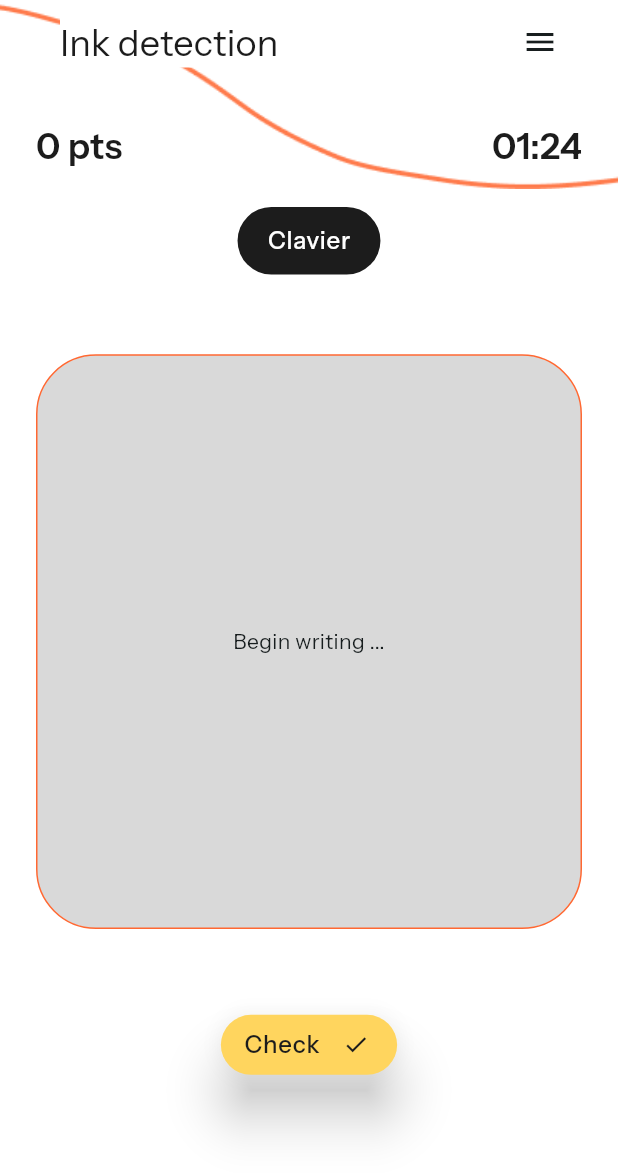
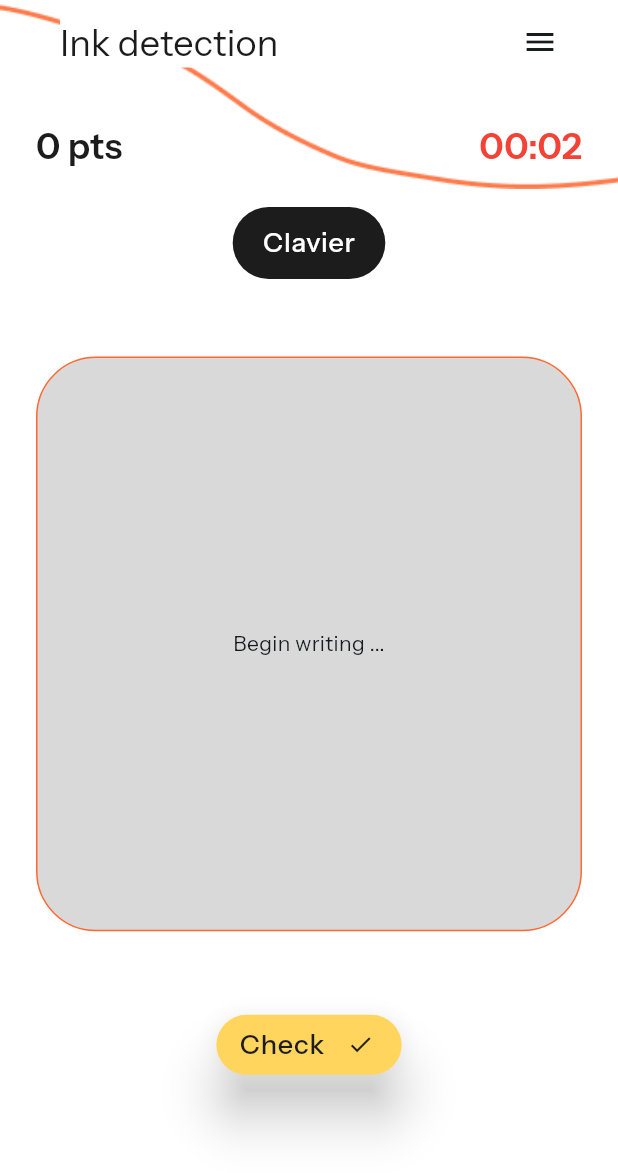
Before and after one commit to Schtroumphy/liam_game, a Flutter app: the GameScreen screen opened directly, after a tap on "Check", on a phone screen of 412 x 824 dp. Shown: the top 1173 px of the screen. Run offline on Flutter 3.47's test engine with Material 3 defaults, Android fonts, the light colour scheme and no system bars.

Commit message:
:lipstick: Add end game screen & timer in game screen

```diff
--- /dev/null
+++ b/lib/core/extensions/int_extension.dart
@@ -0,0 +1,6 @@
+import 'package:flutter/material.dart';
+import 'package:liam_game/widgets/app_flex.dart';
+
+extension IntExtension on int {
+  Widget get flex => AppFlex(this);
+}
--- a/lib/pages/game/game_screen.dart
+++ b/lib/pages/game/game_screen.dart
@@ -1,12 +1,15 @@
 import 'package:flutter/material.dart';
-import 'package:liam_game/core/extensions/build_context_extension.dart';
-import 'package:liam_game/core/extensions/num_extension.dart';
+import 'package:liam_game/core/extensions/int_extension.dart';
 import 'package:liam_game/core/extensions/string_extensions.dart';
+import 'package:liam_game/pages/game/widgets/game_header.dart';
+import 'package:liam_game/pages/game/widgets/ink_panel.dart';
+import 'package:liam_game/pages/game/widgets/rounded_colored_text.dart';
 import 'package:liam_game/pages/home/widgets/home_header.dart';
 import 'package:liam_game/theme/colors.dart';
 import 'package:liam_game/widgets/app_padding.dart';
-import 'package:liam_game/widgets/app_text.dart';
 import 'package:liam_game/widgets/button_icon.dart';
+
+import 'widgets/message_box.dart';
 
 class GameScreen extends StatelessWidget {
   const GameScreen({super.key});
@@ -19,9 +22,9 @@ class GameScreen extends StatelessWidget {
       appBar: AppBar(
         backgroundColor: Colors.transparent,
         automaticallyImplyLeading: false,
-        title: const SafeArea(
+        title: SafeArea(
           child: AppHeader(
-            title: 'Ink detection',
+            title: 'Ink detection'.hardcoded,
             icon: Icons.menu,
           ),
         ),
@@ -68,111 +71,3 @@ class GameScreen extends StatelessWidget {
     );
   }
 }
-
-extension IntExtension on int {
-  Widget get flex => AppFlex(this);
-}
-
-class AppFlex extends StatelessWidget {
-  const AppFlex(this.flex, {super.key});
-
-  final int flex;
-
-  @override
-  Widget build(BuildContext context) {
-    return Spacer(flex: flex);
-  }
-}
-
-class GameHeader extends StatelessWidget {
-  const GameHeader({super.key});
-
-  @override
-  Widget build(BuildContext context) {
-    return AppPadding(
-      child: Row(
-        mainAxisAlignment: MainAxisAlignment.spaceBetween,
-        children: [
-          AppText(
-            '0 pts'.hardcoded,
-            style: context.textTheme.labelLarge?.copyWith(
-              color: AppColors.primaryBlack,
-            ),
-          ),
-          AppText(
-            '01:24'.hardcoded,
-            style: context.textTheme.labelLarge?.copyWith(
-              color: AppColors.primaryBlack,
-            ),
-          )
-        ],
-      ),
-    );
-  }
-}
-
-class RoundedColoredText extends StatelessWidget {
-  const RoundedColoredText({super.key});
-
-  @override
-  Widget build(BuildContext context) {
-    return Container(
-      padding: const EdgeInsets.symmetric(horizontal: 20, vertical: 12),
-      decoration: BoxDecoration(
-        color: AppColors.primaryBlack,
-        borderRadius: BorderRadius.circular(40),
-        //shape: RoundedRectangleBorder
-      ),
-      child: Text(
-        "Clavier".hardcoded,
-        style: context.textTheme.labelMedium,
-      ),
-    );
-  }
-}
-
-class InkPanel extends StatelessWidget {
-  const InkPanel({super.key});
-
-  @override
-  Widget build(BuildContext context) {
-    return Container(
-      padding: const EdgeInsets.all(16),
-      decoration: BoxDecoration(
-        color: AppColors.grey,
-        borderRadius: BorderRadius.circular(40),
-        border: Border.all(color: AppColors.orange),
-      ),
-      child: Center(child: Text("Begin writing ...".hardcoded)),
-    );
-  }
-}
-
-class MessageBox extends StatelessWidget {
-  const MessageBox(this.message, {super.key, this.displayed});
-
-  final String message;
-  final bool? displayed;
-
-  @override
-  Widget build(BuildContext context) {
-    final size = MediaQuery.sizeOf(context);
-    return Opacity(
-      opacity: displayed ?? false ? 1 : 0,
-      child: AnimatedContainer(
-        width: size.width * 0.7,
-        padding: const EdgeInsets.symmetric(horizontal: 12, vertical: 12),
-        alignment: Alignment.center,
-        decoration: BoxDecoration(
-          color: AppColors.lightOrange,
-          borderRadius: BorderRadius.circular(30),
-        ),
-        duration: 2.seconds,
-        child: Text(
-          message,
-          style: context.textTheme.labelMedium?.copyWith(fontWeight: FontWeight.bold),
-        ),
-      ),
-    );
-  }
-}
--- /dev/null
+++ b/lib/pages/game/widgets/game_header.dart
@@ -0,0 +1,100 @@
+import 'dart:async';
+
+import 'package:flutter/material.dart';
+import 'package:liam_game/core/extensions/build_context_extension.dart';
+import 'package:liam_game/core/extensions/num_extension.dart';
+import 'package:liam_game/core/extensions/string_extensions.dart';
+import 'package:liam_game/pages/game/end_game_screen.dart';
+import 'package:liam_game/theme/colors.dart';
+import 'package:liam_game/widgets/app_padding.dart';
+import 'package:liam_game/widgets/app_text.dart';
+
+class GameHeader extends StatelessWidget {
+  const GameHeader({super.key, this.gameDuration});
+
+  final Duration? gameDuration;
+
+  @override
+  Widget build(BuildContext context) {
+    return AppPadding(
+      child: Row(
+        mainAxisAlignment: MainAxisAlignment.spaceBetween,
+        children: [
+          AppText(
+            '0 pts'.hardcoded,
+            style: context.textTheme.labelLarge?.copyWith(
+              color: AppColors.primaryBlack,
+            ),
+          ),
+          TimeText(
+            duration: gameDuration ?? 5.seconds,
+            onFinished: () => _goToEndGamePage(context),
+          ),
+        ],
+      ),
+    );
+  }
+
+  _goToEndGamePage(BuildContext context) {
+    Navigator.of(context).push(MaterialPageRoute(
+      builder: (_) => const EndGameScreen(),
+    ));
+  }
+}
+
+class TimeText extends StatefulWidget {
+  const TimeText({super.key, required this.duration, this.onFinished});
+
+  final Duration duration;
+  final VoidCallback? onFinished;
+
+  @override
+  State<TimeText> createState() => _TimeTextState();
+}
+
+class _TimeTextState extends State<TimeText> {
+  late Duration _duration;
+  late Timer _timer;
+
+  void countDown(Timer timer) {
+    setState(() {
+      if (_duration.inSeconds > 0) {
+        _duration = _duration - const Duration(seconds: 1);
+      } else {
+        _timer.cancel();
+        widget.onFinished?.call();
+      }
+    });
+  }
+
+  @override
+  void initState() {
+    super.initState();
+
+    _duration = widget.duration;
+    _timer = Timer.periodic(1.seconds, countDown);
+  }
+
+  @override
+  void dispose() {
+    _timer.cancel();
+    super.dispose();
+  }
+
+  String _printDuration(Duration duration) {
+    String twoDigits(int n) => n.toString().padLeft(2, '0');
+    String twoDigitMinutes = twoDigits(duration.inMinutes.remainder(60).abs());
+    String twoDigitSeconds = twoDigits(duration.inSeconds.remainder(60).abs());
+    return "$twoDigitMinutes:$twoDigitSeconds";
+  }
+
+  @override
+  Widget build(BuildContext context) {
+    return Text(
+      _printDuration(_duration),
+      style: context.textTheme.labelLarge?.copyWith(
+        color: _duration.inSeconds < 10 ? Colors.red : AppColors.primaryBlack,
+      ),
+    );
+  }
+}
--- /dev/null
+++ b/lib/pages/game/widgets/ink_panel.dart
@@ -0,0 +1,20 @@
+import 'package:flutter/material.dart';
+import 'package:liam_game/core/extensions/string_extensions.dart';
+import 'package:liam_game/theme/colors.dart';
+
+class InkPanel extends StatelessWidget {
+  const InkPanel({super.key});
+
+  @override
+  Widget build(BuildContext context) {
+    return Container(
+      padding: const EdgeInsets.all(16),
+      decoration: BoxDecoration(
+        color: AppColors.grey,
+        borderRadius: BorderRadius.circular(40),
+        border: Border.all(color: AppColors.orange),
+      ),
+      child: Center(child: Text("Begin writing ...".hardcoded)),
+    );
+  }
+}
--- /dev/null
+++ b/lib/pages/game/widgets/message_box.dart
@@ -0,0 +1,33 @@
+import 'package:flutter/material.dart';
+import 'package:liam_game/core/extensions/build_context_extension.dart';
+import 'package:liam_game/core/extensions/num_extension.dart';
+import 'package:liam_game/theme/colors.dart';
+
+class MessageBox extends StatelessWidget {
+  const MessageBox(this.message, {super.key, this.displayed});
+
+  final String message;
+  final bool? displayed;
+
+  @override
+  Widget build(BuildContext context) {
+    final size = MediaQuery.sizeOf(context);
+    return Opacity(
+      opacity: displayed ?? false ? 1 : 0,
+      child: AnimatedContainer(
+        width: size.width * 0.7,
+        padding: const EdgeInsets.symmetric(horizontal: 12, vertical: 12),
+        alignment: Alignment.center,
+        decoration: BoxDecoration(
+          color: AppColors.lightOrange,
+          borderRadius: BorderRadius.circular(30),
+        ),
+        duration: 2.seconds,
+        child: Text(
+          message,
+          style: context.textTheme.labelMedium?.copyWith(fontWeight: FontWeight.bold),
+        ),
+      ),
+    );
+  }
+}
--- /dev/null
+++ b/lib/pages/game/widgets/rounded_colored_text.dart
@@ -0,0 +1,24 @@
+import 'package:flutter/material.dart';
+import 'package:liam_game/core/extensions/build_context_extension.dart';
+import 'package:liam_game/core/extensions/string_extensions.dart';
+import 'package:liam_game/theme/colors.dart';
+
+class RoundedColoredText extends StatelessWidget {
+  const RoundedColoredText({super.key});
+
+  @override
+  Widget build(BuildContext context) {
+    return Container(
+      padding: const EdgeInsets.symmetric(horizontal: 20, vertical: 12),
+      decoration: BoxDecoration(
+        color: AppColors.primaryBlack,
+        borderRadius: BorderRadius.circular(40),
+        //shape: RoundedRectangleBorder
+      ),
+      child: Text(
+        "Clavier".hardcoded,
+        style: context.textTheme.labelMedium,
+      ),
+    );
+  }
+}
--- a/lib/theme/theme.dart
+++ b/lib/theme/theme.dart
@@ -23,7 +23,7 @@ final themeData = ThemeData(
         fontWeight: FontWeight.w600,
       ),
       labelMedium: TextStyle(
-        fontSize: 16,
+        fontSize: 18,
         fontWeight: FontWeight.w500,
         color: AppColors.white
       ),
--- /dev/null
+++ b/lib/widgets/app_flex.dart
@@ -0,0 +1,12 @@
+import 'package:flutter/material.dart';
+
+class AppFlex extends StatelessWidget {
+  const AppFlex(this.flex, {super.key});
+
+  final int flex;
+
+  @override
+  Widget build(BuildContext context) {
+    return Spacer(flex: flex);
+  }
+}
```
Also changed, not shown: lib/pages/game/end_game_screen.dart (added, +56 -0 lines), assets/images/end_game.png (added).
